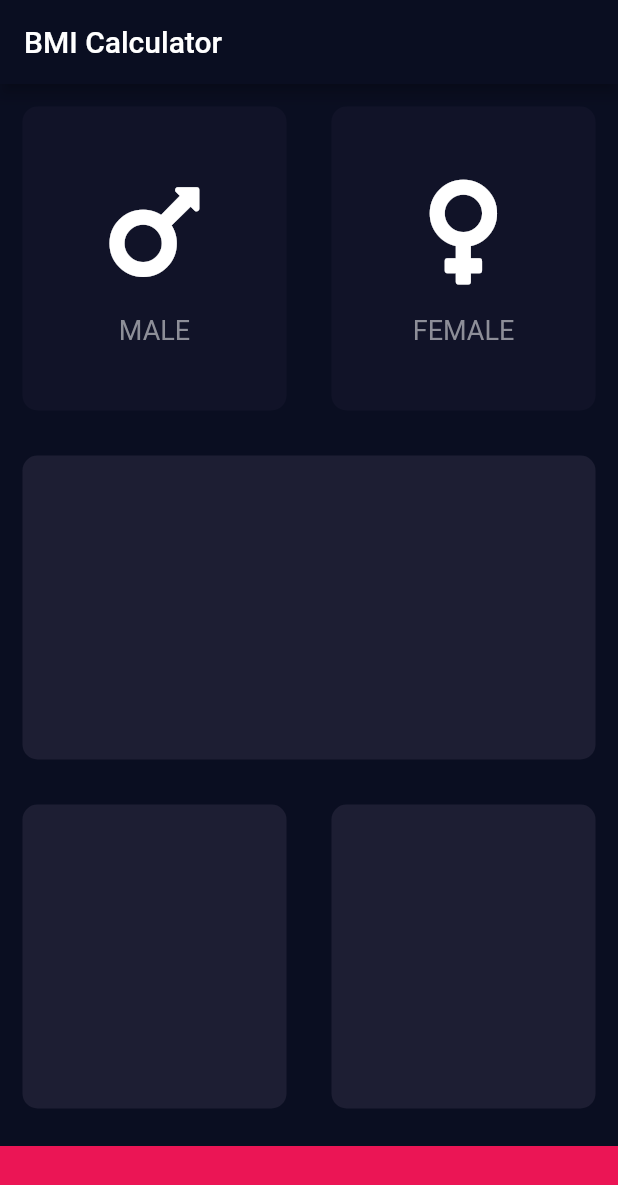
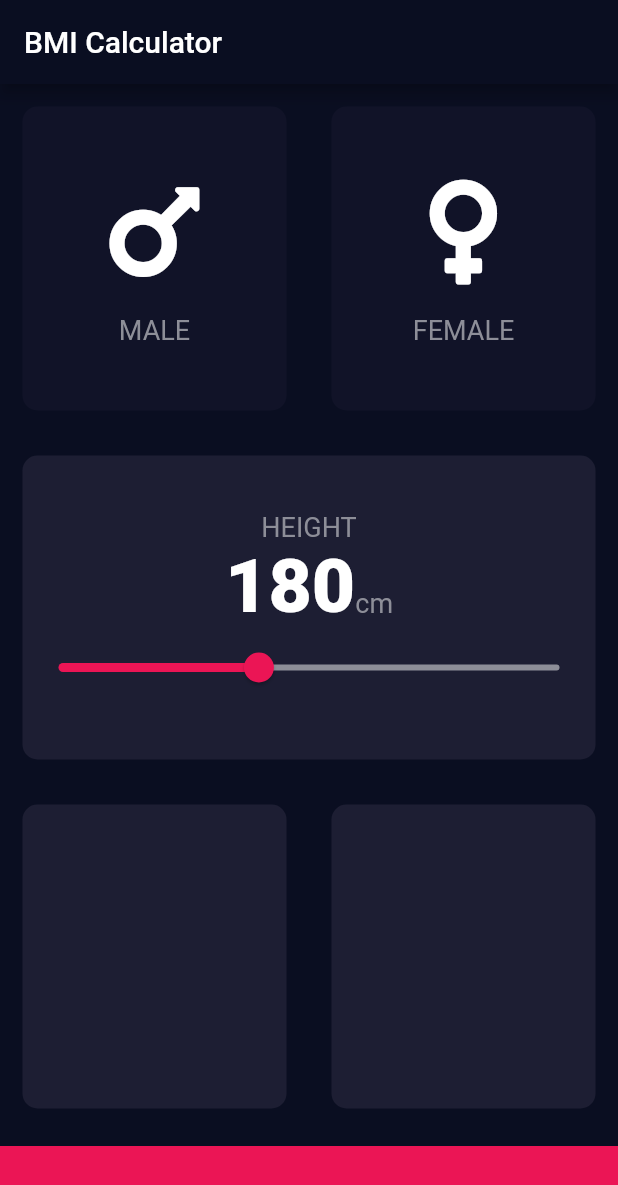
Before and after one commit to PratthamArora/bmi_calculator, a Flutter app: the screen it shows after launch, on a phone screen of 412 x 824 dp. Shown: the top 1185 px of the screen. Run offline on Flutter 3.47's test engine with Material 2 defaults, Android fonts, the phone set to English and light mode, and no system bars; our stand-ins replace font_awesome_flutter.

Commit message:
added slider

```diff
--- /dev/null
+++ b/lib/constants.dart
@@ -0,0 +1,16 @@
+import 'package:flutter/material.dart';
+
+const kBtmContHeight = 60.0;
+const kActiveCardColour = Color(0xFF1D1E33);
+const kInActiveCardColour = Color(0xFF111328);
+const kBtmContainerColour = Color(0xFFEB1555);
+enum Gender { male, female }
+
+const kLabelTextStyle = TextStyle(
+  fontSize: 18.0,
+  color: Color(0xFF8D8e98),
+);
+const kSubLabelTextStyle = TextStyle(
+  fontSize: 50.0,
+  fontWeight: FontWeight.w900,
+);
--- a/lib/icon_content.dart
+++ b/lib/icon_content.dart
@@ -1,9 +1,6 @@
 import 'package:flutter/material.dart';
 
-const textStyle = TextStyle(
-  fontSize: 18.0,
-  color: Color(0xFF8D8e98),
-);
+import 'constants.dart';
 
 class IconContent extends StatelessWidget {
   final String text;
@@ -23,7 +20,7 @@ class IconContent extends StatelessWidget {
         SizedBox(
           height: 15.0,
         ),
-        Text(text, style: textStyle),
+        Text(text, style: kLabelTextStyle),
       ],
     );
   }
--- a/lib/input_page.dart
+++ b/lib/input_page.dart
@@ -1,14 +1,9 @@
 import 'package:flutter/material.dart';
 import 'package:font_awesome_flutter/font_awesome_flutter.dart';
 
+import 'constants.dart';
 import 'icon_content.dart';
 import 'reusable_card.dart';
-
-const btmContHeight = 60.0;
-const activeCardColour = Color(0xFF1D1E33);
-const inActiveCardColour = Color(0xFF111328);
-const btmContainerColour = Color(0xFFEB1555);
-enum Gender { male, female }
 
 class InputPage extends StatefulWidget {
   @override
@@ -17,6 +12,7 @@ class InputPage extends StatefulWidget {
 
 class _InputPageState extends State<InputPage> {
   Gender selectedGender;
+  int height = 180;
 
   @override
   Widget build(BuildContext context) {
@@ -25,6 +21,7 @@ class _InputPageState extends State<InputPage> {
         title: Text('BMI Calculator'),
       ),
       body: Column(
+        crossAxisAlignment: CrossAxisAlignment.stretch,
         children: <Widget>[
           Expanded(
             child: Row(
@@ -38,8 +35,8 @@ class _InputPageState extends State<InputPage> {
                       });
                     },
                     colour: selectedGender == Gender.male
-                        ? activeCardColour
-                        : inActiveCardColour,
+                        ? kActiveCardColour
+                        : kInActiveCardColour,
                     cardChild: IconContent(
                         text: 'MALE', iconLogo: FontAwesomeIcons.mars),
                   ),
@@ -55,8 +52,8 @@ class _InputPageState extends State<InputPage> {
                     cardChild: IconContent(
                         text: 'FEMALE', iconLogo: FontAwesomeIcons.venus),
                     colour: selectedGender == Gender.female
-                        ? activeCardColour
-                        : inActiveCardColour,
+                        ? kActiveCardColour
+                        : kInActiveCardColour,
                   ),
                 ),
               ],
@@ -64,7 +61,43 @@ class _InputPageState extends State<InputPage> {
           ),
           Expanded(
             child: ReusableCard(
-              colour: activeCardColour,
+              cardChild: Column(
+                mainAxisAlignment: MainAxisAlignment.center,
+                children: <Widget>[
+                  Text(
+                    'HEIGHT',
+                    style: kLabelTextStyle,
+                  ),
+                  Row(
+                    mainAxisAlignment: MainAxisAlignment.center,
+                    crossAxisAlignment: CrossAxisAlignment.baseline,
+                    textBaseline: TextBaseline.alphabetic,
+                    children: <Widget>[
+                      Text(
+                        height.toString(),
+                        style: kSubLabelTextStyle,
+                      ),
+                      Text(
+                        'cm',
+                        style: kLabelTextStyle,
+                      ),
+                    ],
+                  ),
+                  Slider(
+                    value: height.toDouble(),
+                    min: 100.0,
+                    max: 300.0,
+                    activeColor: Color(0xFFEB1555),
+                    inactiveColor: Color(0xFF8D8E98),
+                    onChanged: (double value) {
+                      setState(() {
+                        height = value.round();
+                      });
+                    },
+                  ),
+                ],
+              ),
+              colour: kActiveCardColour,
             ),
           ),
           Expanded(
@@ -72,21 +105,21 @@ class _InputPageState extends State<InputPage> {
               children: <Widget>[
                 Expanded(
                   child: ReusableCard(
-                    colour: activeCardColour,
+                    colour: kActiveCardColour,
                   ),
                 ),
                 Expanded(
                   child: ReusableCard(
-                    colour: activeCardColour,
+                    colour: kActiveCardColour,
                   ),
                 ),
               ],
             ),
           ),
           Container(
-            color: btmContainerColour,
+            color: kBtmContainerColour,
             margin: EdgeInsets.only(top: 10.0),
-            height: btmContHeight,
+            height: kBtmContHeight,
             width: double.infinity,
           ),
         ],
```
